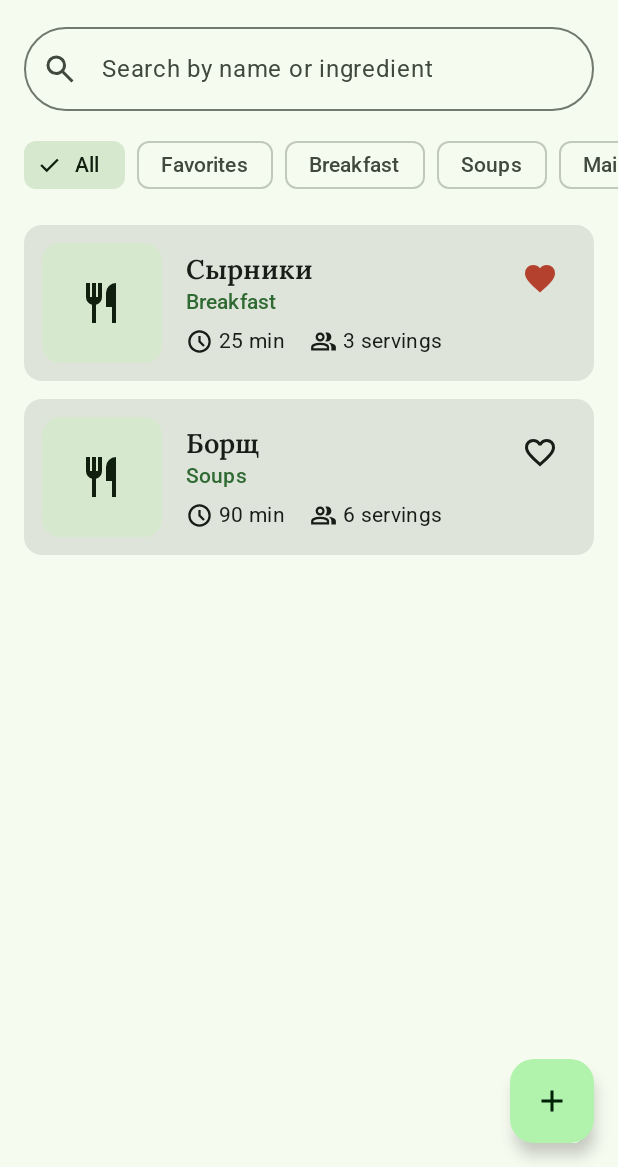
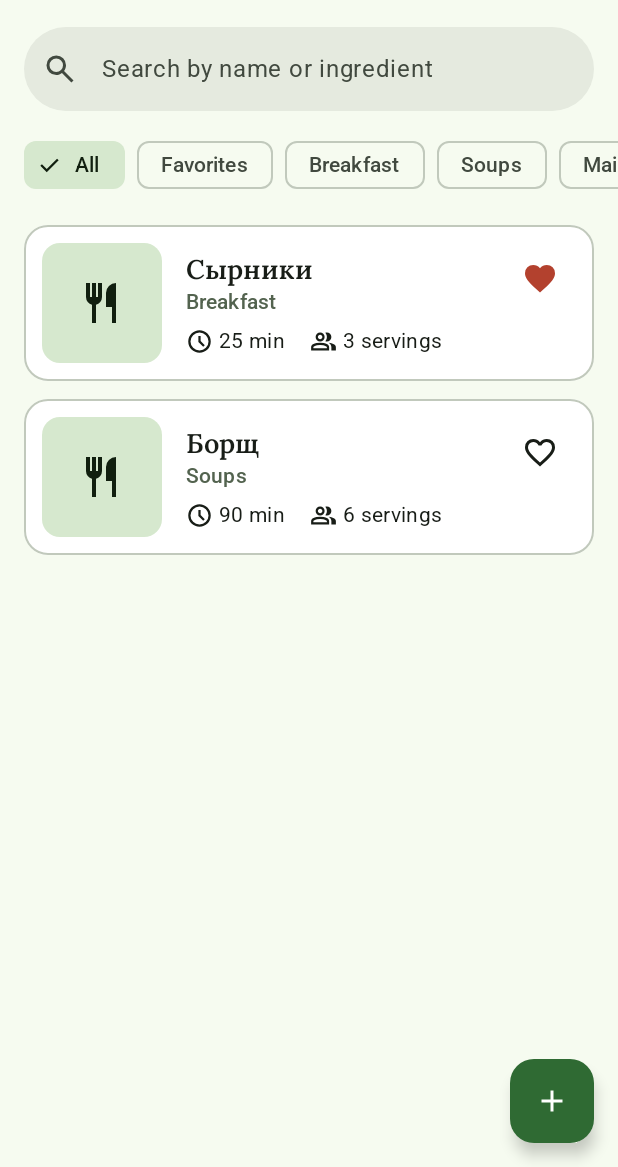
Before and after one commit to CRAZYS0K/Sok_Kotlin_Lab3-4, an Android app built with Jetpack Compose: the @Preview function RecipeListScreenPreview, on a phone screen of 412 x 824 dp, the part 69-1236 px from its top. Run offline under Robolectric (Android 15) with nearby library versions, the phone set to English and light mode, and no system bars; our stand-ins replace Room's generated code; libraries missing offline, so code that uses them is left out: androidx.room3.

Commit message:
feat(ui): style recipe cards

```diff
--- a/app/src/main/java/com/recipebook/ui/list/RecipeListScreen.kt
+++ b/app/src/main/java/com/recipebook/ui/list/RecipeListScreen.kt
@@ -1,5 +1,6 @@
 package com.recipebook.ui.list
 
+import androidx.compose.foundation.BorderStroke
 import androidx.compose.foundation.layout.Arrangement
 import androidx.compose.foundation.layout.Column
 import androidx.compose.foundation.layout.PaddingValues
@@ -17,13 +18,13 @@ import androidx.compose.foundation.lazy.LazyRow
 import androidx.compose.foundation.lazy.items
 import androidx.compose.foundation.lazy.rememberLazyListState
 import androidx.compose.foundation.shape.CircleShape
-import androidx.compose.foundation.shape.RoundedCornerShape
 import androidx.compose.foundation.text.KeyboardOptions
 import androidx.compose.foundation.text.input.TextFieldLineLimits
 import androidx.compose.foundation.text.input.TextFieldState
 import androidx.compose.foundation.text.input.clearText
 import androidx.compose.foundation.text.input.rememberTextFieldState
 import androidx.compose.material3.Card
+import androidx.compose.material3.CardDefaults
 import androidx.compose.material3.ExperimentalMaterial3Api
 import androidx.compose.material3.FilterChip
 import androidx.compose.material3.FilterChipDefaults
@@ -31,11 +32,12 @@ import androidx.compose.material3.FloatingActionButton
 import androidx.compose.material3.Icon
 import androidx.compose.material3.IconButton
 import androidx.compose.material3.MaterialTheme
-import androidx.compose.material3.OutlinedTextField
 import androidx.compose.material3.Scaffold
 import androidx.compose.material3.SnackbarHost
 import androidx.compose.material3.SnackbarHostState
 import androidx.compose.material3.Text
+import androidx.compose.material3.TextField
+import androidx.compose.material3.TextFieldDefaults
 import androidx.compose.material3.TopAppBar
 import androidx.compose.runtime.Composable
 import androidx.compose.runtime.LaunchedEffect
@@ -47,6 +49,7 @@ import androidx.compose.runtime.setValue
 import androidx.compose.ui.Alignment
 import androidx.compose.ui.Modifier
 import androidx.compose.ui.draw.clip
+import androidx.compose.ui.graphics.Color
 import androidx.compose.ui.platform.LocalFocusManager
 import androidx.compose.ui.res.painterResource
 import androidx.compose.ui.res.pluralStringResource
@@ -64,6 +67,7 @@ import com.recipebook.ui.FavoriteButton
 import com.recipebook.ui.IconText
 import com.recipebook.ui.RecipePhoto
 import com.recipebook.ui.labelRes
+import com.recipebook.ui.theme.LocalCardStyle
 import com.recipebook.ui.theme.RecipeBookTheme
 
 @OptIn(ExperimentalMaterial3Api::class)
@@ -102,7 +106,11 @@ fun RecipeListScreen(
             )
         },
         floatingActionButton = {
-            FloatingActionButton(onClick = { leaveTo(onAddClick) }) {
+            FloatingActionButton(
+                onClick = { leaveTo(onAddClick) },
+                containerColor = MaterialTheme.colorScheme.primary,
+                contentColor = MaterialTheme.colorScheme.onPrimary,
+            ) {
                 Icon(
                     painter = painterResource(R.drawable.ic_add),
                     contentDescription = stringResource(R.string.add_recipe),
@@ -159,7 +167,7 @@ private fun ScrollToTopWhenFirstChanges(listState: LazyListState, firstId: Long?
 @Composable
 private fun SearchField(query: TextFieldState, modifier: Modifier = Modifier) {
     val focusManager = LocalFocusManager.current
-    OutlinedTextField(
+    TextField(
         state = query,
         modifier = modifier,
         placeholder = { Text(stringResource(R.string.search_hint)) },
@@ -180,6 +188,12 @@ private fun SearchField(query: TextFieldState, modifier: Modifier = Modifier) {
         keyboardOptions = KeyboardOptions(imeAction = ImeAction.Search),
         onKeyboardAction = { focusManager.clearFocus() },
         shape = CircleShape,
+        colors = TextFieldDefaults.colors(
+            focusedContainerColor = MaterialTheme.colorScheme.surfaceContainerHigh,
+            unfocusedContainerColor = MaterialTheme.colorScheme.surfaceContainerHigh,
+            focusedIndicatorColor = Color.Transparent,
+            unfocusedIndicatorColor = Color.Transparent,
+        ),
     )
 }
 
@@ -228,7 +242,14 @@ private fun Chip(text: String, selected: Boolean, onClick: () -> Unit) {
 
 @Composable
 private fun RecipeCard(recipe: Recipe, onClick: () -> Unit, onFavoriteToggle: () -> Unit) {
-    Card(onClick = onClick, modifier = Modifier.fillMaxWidth()) {
+    val style = LocalCardStyle.current
+    Card(
+        onClick = onClick,
+        modifier = Modifier.fillMaxWidth(),
+        shape = MaterialTheme.shapes.large,
+        colors = CardDefaults.cardColors(containerColor = style.container),
+        border = BorderStroke(1.dp, style.border),
+    ) {
         Row(Modifier.padding(12.dp), verticalAlignment = Alignment.CenterVertically) {
             RecipePhoto(
                 fileName = recipe.photoFileName,
@@ -236,7 +257,7 @@ private fun RecipeCard(recipe: Recipe, onClick: () -> Unit, onFavoriteToggle: ()
                 maxSide = 300,
                 modifier = Modifier
                     .size(80.dp)
-                    .clip(RoundedCornerShape(12.dp)),
+                    .clip(MaterialTheme.shapes.medium),
             )
             Spacer(Modifier.width(16.dp))
             Column(Modifier.weight(1f)) {
@@ -249,7 +270,7 @@ private fun RecipeCard(recipe: Recipe, onClick: () -> Unit, onFavoriteToggle: ()
                 Text(
                     text = stringResource(recipe.category.labelRes()),
                     style = MaterialTheme.typography.labelLarge,
-                    color = MaterialTheme.colorScheme.primary,
+                    color = MaterialTheme.colorScheme.secondary,
                 )
                 Spacer(Modifier.height(6.dp))
                 Row(horizontalArrangement = Arrangement.spacedBy(16.dp)) {
--- /dev/null
+++ b/app/src/main/java/com/recipebook/ui/theme/CardStyle.kt
@@ -0,0 +1,13 @@
+package com.recipebook.ui.theme
+
+import androidx.compose.runtime.Immutable
+import androidx.compose.runtime.staticCompositionLocalOf
+import androidx.compose.ui.graphics.Color
+
+@Immutable
+data class CardStyle(val container: Color, val border: Color)
+
+val LightCardStyle = CardStyle(container = LightColors.surfaceContainerLowest, border = LightColors.outlineVariant)
+val DarkCardStyle = CardStyle(container = DarkColors.surfaceContainer, border = Color.Transparent)
+
+val LocalCardStyle = staticCompositionLocalOf { LightCardStyle }
--- a/app/src/main/java/com/recipebook/ui/theme/Theme.kt
+++ b/app/src/main/java/com/recipebook/ui/theme/Theme.kt
@@ -3,12 +3,14 @@ package com.recipebook.ui.theme
 import androidx.compose.foundation.isSystemInDarkTheme
 import androidx.compose.material3.MaterialTheme
 import androidx.compose.runtime.Composable
+import androidx.compose.runtime.CompositionLocalProvider
 
 @Composable
 fun RecipeBookTheme(
     darkTheme: Boolean = isSystemInDarkTheme(),
     content: @Composable () -> Unit,
 ) {
+    CompositionLocalProvider(LocalCardStyle provides if (darkTheme) DarkCardStyle else LightCardStyle) {
         MaterialTheme(
             colorScheme = if (darkTheme) DarkColors else LightColors,
             typography = Typography,
@@ -16,3 +18,4 @@ fun RecipeBookTheme(
             content = content,
         )
     }
+}
```
Lines whose indentation alone changed are shown as unchanged.
